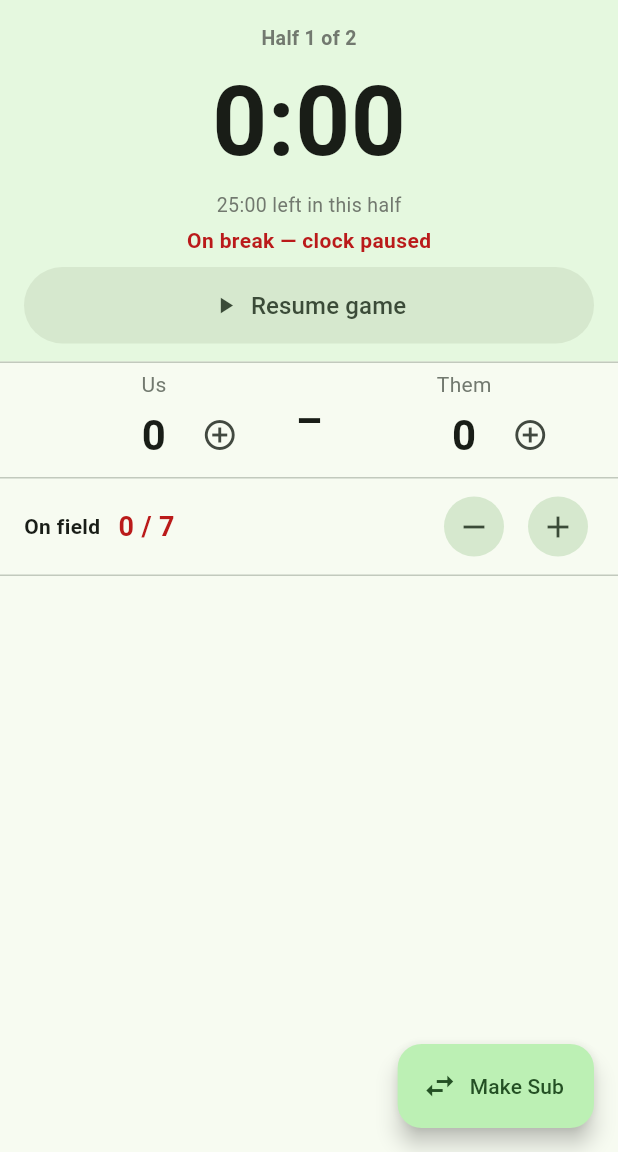
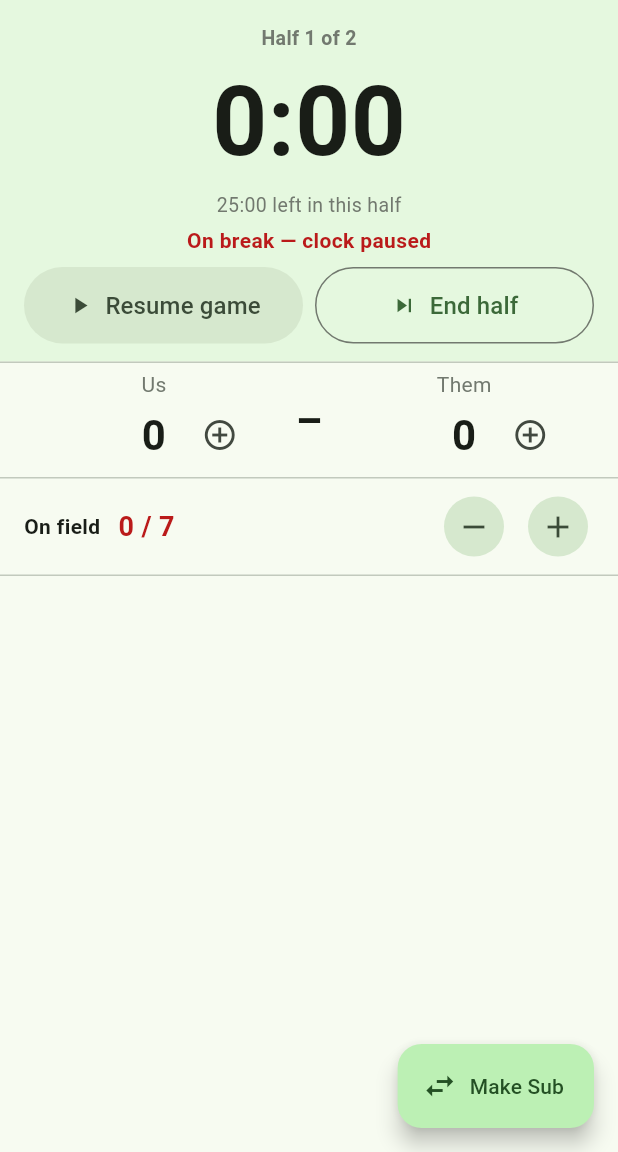
Before and after one commit to YuckiestPenguin/put-me-in-coach, a Flutter app: the GameScreen screen opened directly, on a phone screen of 412 x 824 dp, the part 84-1236 px from its top. Run offline on Flutter 3.47's test engine with Material 3 defaults, Android fonts, the phone set to English and light mode, and no system bars; our stand-ins replace audioplayers, cloud_firestore, firebase_auth, firebase_core, shared_preferences, vibration and 1 more; accounts and stored records are empty.

Commit message:
Add End quarter/half button so periods can run long or short
Periods no longer advance on their own; the coach ends one, which starts the
next with the clock paused. A period past its scheduled length shows how far
over it is.

Co-Authored-By: Claude Sonnet 5.5 <noreply@anthropic.com>

```diff
--- a/lib/models/game_state.dart
+++ b/lib/models/game_state.dart
@@ -136,6 +136,7 @@ class GameState extends ChangeNotifier {
     startedAt = null;
     endedAt = null;
     gameSeconds = 0;
+    periodStarts = [0];
     subIntervalSeconds = 300;
     lastAlertSecond = 0;
     periodCount = 2;
@@ -339,6 +340,7 @@ class GameState extends ChangeNotifier {
     endedAt = null;
     clockRunning = true;
     gameSeconds = 0;
+    periodStarts = [0];
     lastAlertSecond = 0;
     unattributedGoals = 0;
     theirScore = 0;
@@ -390,20 +392,32 @@ class GameState extends ChangeNotifier {
 
   int get totalGameLengthSeconds => periodCount * periodLengthSeconds;
 
-  /// 1-based index of the period the game clock is currently in. Clamped to
-  /// [periodCount] so running past the scheduled length still shows the last
-  /// period rather than rolling into a nonexistent one.
-  int get currentPeriod =>
-      (gameSeconds ~/ periodLengthSeconds).clamp(0, periodCount - 1) + 1;
+  /// Game-clock second at which each period began (the first is always 0).
+  /// Periods advance only when the coach ends one ([endPeriod]), so one can
+  /// run long or be cut short.
+  List<int> periodStarts = [0];
+
+  /// 1-based index of the period in progress. Clamped to [periodCount] in
+  /// case the period count was lowered mid-game.
+  int get currentPeriod => periodStarts.length.clamp(1, periodCount);
 
   /// Seconds elapsed within the current period.
-  int get secondsIntoPeriod =>
-      gameSeconds - (currentPeriod - 1) * periodLengthSeconds;
+  int get secondsIntoPeriod => gameSeconds - periodStarts[currentPeriod - 1];
 
-  /// Seconds remaining in the current period (0 once the game has run past
-  /// its scheduled length).
-  int get secondsLeftInPeriod =>
-      (periodLengthSeconds - secondsIntoPeriod).clamp(0, periodLengthSeconds);
+  /// Seconds remaining in the current period (negative once it runs over).
+  int get secondsLeftInPeriod => periodLengthSeconds - secondsIntoPeriod;
+
+  bool get canEndPeriod => !gameEnded && currentPeriod < periodCount;
+
+  /// End the current period early or late and start the next one. The clock
+  /// pauses, since the next period starts with a break.
+  void endPeriod() {
+    if (!canEndPeriod) return;
+    periodStarts = [...periodStarts.sublist(0, currentPeriod), gameSeconds];
+    clockRunning = false;
+    _save();
+    notifyListeners();
+  }
 
   void setPeriodCount(int count) {
     if (count < 1) return;
@@ -525,6 +539,7 @@ class GameState extends ChangeNotifier {
     startedAt = null;
     endedAt = null;
     gameSeconds = 0;
+    periodStarts = [0];
     lastAlertSecond = 0;
     unattributedGoals = 0;
     theirScore = 0;
@@ -609,6 +624,7 @@ class GameState extends ChangeNotifier {
         'lastAlertSecond': lastAlertSecond,
         'periodCount': periodCount,
         'periodMinutes': periodMinutes,
+        'periodStarts': periodStarts,
         'roster': roster.map((p) => p.toJson()).toList(),
       };
 
@@ -632,6 +648,16 @@ class GameState extends ChangeNotifier {
     lastAlertSecond = json['lastAlertSecond'] as int? ?? 0;
     periodCount = json['periodCount'] as int? ?? 2;
     periodMinutes = (json['periodMinutes'] as num?)?.toDouble() ?? 25;
+    final starts = (json['periodStarts'] as List?)?.cast<int>();
+    // Older saves had no boundaries; periods then followed the scheduled length.
+    periodStarts = starts != null && starts.isNotEmpty
+        ? starts
+        : [
+            for (var i = 0;
+                i < periodCount && i * periodLengthSeconds <= gameSeconds;
+                i++)
+              i * periodLengthSeconds,
+          ];
     roster
       ..clear()
       ..addAll(
--- a/lib/screens/game_screen.dart
+++ b/lib/screens/game_screen.dart
@@ -334,6 +334,32 @@ class _ClockPanel extends StatelessWidget {
   final GameState state;
   const _ClockPanel({required this.state});
 
+  void _confirmEndPeriod(BuildContext context) {
+    final label = state.periodLabel.toLowerCase();
+    showDialog<void>(
+      context: context,
+      builder: (ctx) => AlertDialog(
+        title: Text('End this $label?'),
+        content: Text('Starts ${state.periodLabel.toLowerCase()} '
+            '${state.currentPeriod + 1} with the clock paused, whether this '
+            'one ran short or long.'),
+        actions: [
+          TextButton(
+            onPressed: () => Navigator.pop(ctx),
+            child: const Text('Cancel'),
+          ),
+          FilledButton(
+            onPressed: () {
+              Navigator.pop(ctx);
+              state.endPeriod();
+            },
+            child: Text('End $label'),
+          ),
+        ],
+      ),
+    );
+  }
+
   @override
   Widget build(BuildContext context) {
     final scheme = Theme.of(context).colorScheme;
@@ -362,7 +388,9 @@ class _ClockPanel extends StatelessWidget {
             ),
           ),
           Text(
-            '${mmss(state.secondsLeftInPeriod)} left in this ${state.periodLabel.toLowerCase()}',
+            state.secondsLeftInPeriod >= 0
+                ? '${mmss(state.secondsLeftInPeriod)} left in this ${state.periodLabel.toLowerCase()}'
+                : '${mmss(-state.secondsLeftInPeriod)} over — end the ${state.periodLabel.toLowerCase()} when ready',
             style: TextStyle(color: scheme.outline, fontSize: 13),
           ),
           const SizedBox(height: 4),
@@ -381,8 +409,9 @@ class _ClockPanel extends StatelessWidget {
           ),
           if (!state.gameEnded) ...[
             const SizedBox(height: 8),
-            SizedBox(
-              width: double.infinity,
+            Row(
+              children: [
+                Expanded(
                   child: FilledButton.tonalIcon(
                     onPressed: state.togglePlayPause,
                     icon: Icon(running ? Icons.pause : Icons.play_arrow),
@@ -392,6 +421,22 @@ class _ClockPanel extends StatelessWidget {
                       padding: const EdgeInsets.symmetric(vertical: 14),
                     ),
                   ),
+                ),
+                if (state.canEndPeriod) ...[
+                  const SizedBox(width: 8),
+                  Expanded(
+                    child: OutlinedButton.icon(
+                      onPressed: () => _confirmEndPeriod(context),
+                      icon: const Icon(Icons.skip_next),
+                      label: Text('End ${state.periodLabel.toLowerCase()}',
+                          style: const TextStyle(fontSize: 16)),
+                      style: OutlinedButton.styleFrom(
+                        padding: const EdgeInsets.symmetric(vertical: 14),
+                      ),
+                    ),
+                  ),
+                ],
+              ],
             ),
           ],
         ],
```
Also changed, not shown: 1 other file. Lines whose indentation alone changed are shown as unchanged.
